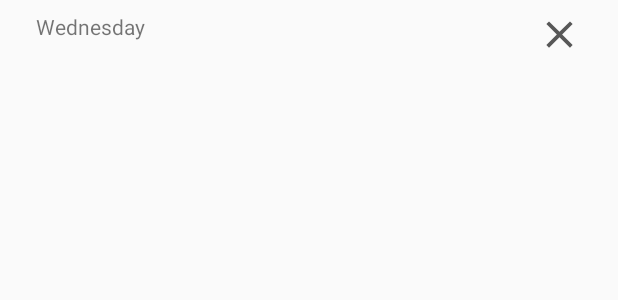
After one commit to maanas-talwar/ToDo-List, an Android app: the layout list_item_task.xml on its own in the app's theme, with its tools: preview values and no code run, on a phone screen of 412 x 824 dp. The commit adds this screen. Shown: the top 300 px of the screen. Run offline under Robolectric (Android 15) with nearby library versions, the phone set to English and light mode, and no system bars.

Commit message:
Added a layout for each list item with X.

```diff
--- /dev/null
+++ b/app/src/main/res/drawable/clear_task_icon.xml
@@ -0,0 +1,5 @@
+<vector android:alpha="0.65" android:height="24dp"
+    android:viewportHeight="24.0" android:viewportWidth="24.0"
+    android:width="24dp" xmlns:android="http://schemas.android.com/apk/res/android">
+    <path android:fillColor="#FF000000" android:pathData="M19,6.41L17.59,5 12,10.59 6.41,5 5,6.41 10.59,12 5,17.59 6.41,19 12,13.41 17.59,19 19,17.59 13.41,12z"/>
+</vector>
--- /dev/null
+++ b/app/src/main/res/layout/list_item_task.xml
@@ -0,0 +1,30 @@
+<?xml version="1.0" encoding="utf-8"?>
+<androidx.constraintlayout.widget.ConstraintLayout xmlns:android="http://schemas.android.com/apk/res/android"
+    xmlns:app="http://schemas.android.com/apk/res-auto"
+    xmlns:tools="http://schemas.android.com/tools"
+    android:layout_width="match_parent"
+    android:layout_height="wrap_content">
+
+    <ImageView
+        android:id="@+id/done_task_icon"
+        android:layout_width="30dp"
+        android:layout_height="30dp"
+        android:layout_marginTop="8dp"
+        android:layout_marginEnd="24dp"
+        app:layout_constraintEnd_toEndOf="parent"
+        app:layout_constraintTop_toTopOf="parent"
+        tools:srcCompat="@drawable/clear_task_icon" />
+
+    <TextView
+        android:id="@+id/task_data"
+        android:layout_width="0dp"
+        android:layout_height="20dp"
+        android:layout_marginStart="24dp"
+        android:layout_marginTop="8dp"
+        android:layout_marginEnd="24dp"
+        app:layout_constraintEnd_toStartOf="@+id/done_task_icon"
+        app:layout_constraintStart_toStartOf="parent"
+        app:layout_constraintTop_toTopOf="parent"
+        tools:text="Wednesday" />
+
+</androidx.constraintlayout.widget.ConstraintLayout>
```
Also changed, not shown: app/src/main/java/com/example/todozzz/ui/masterList/MasterListEntityAdapter.kt (+19 -8 lines).
